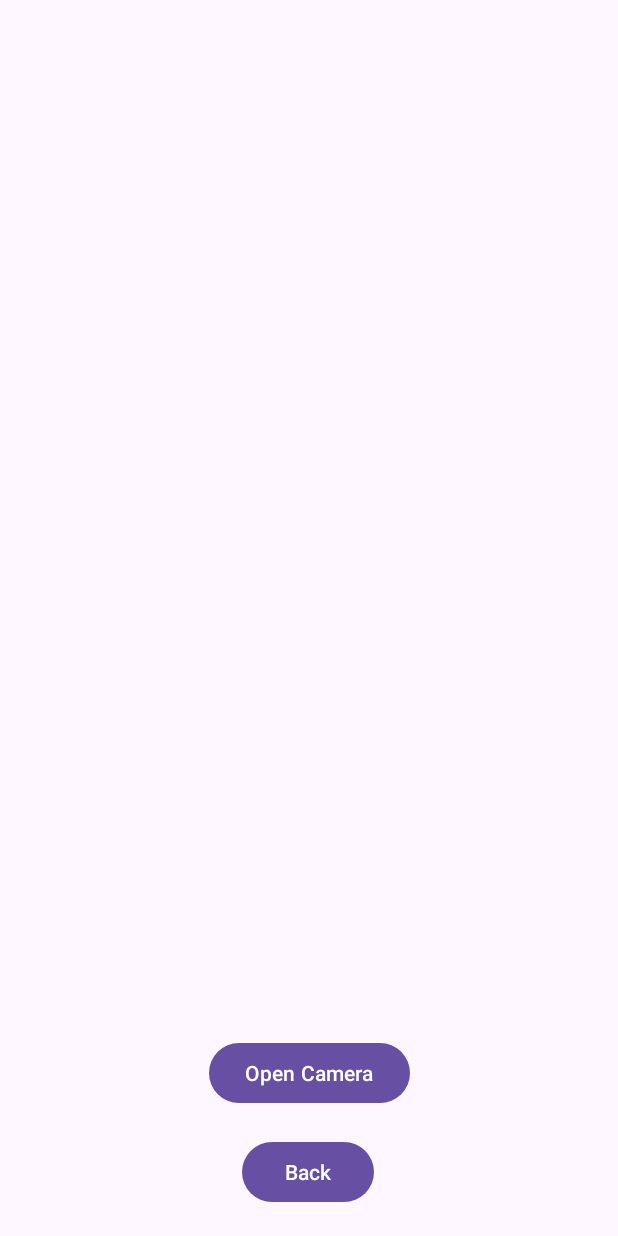
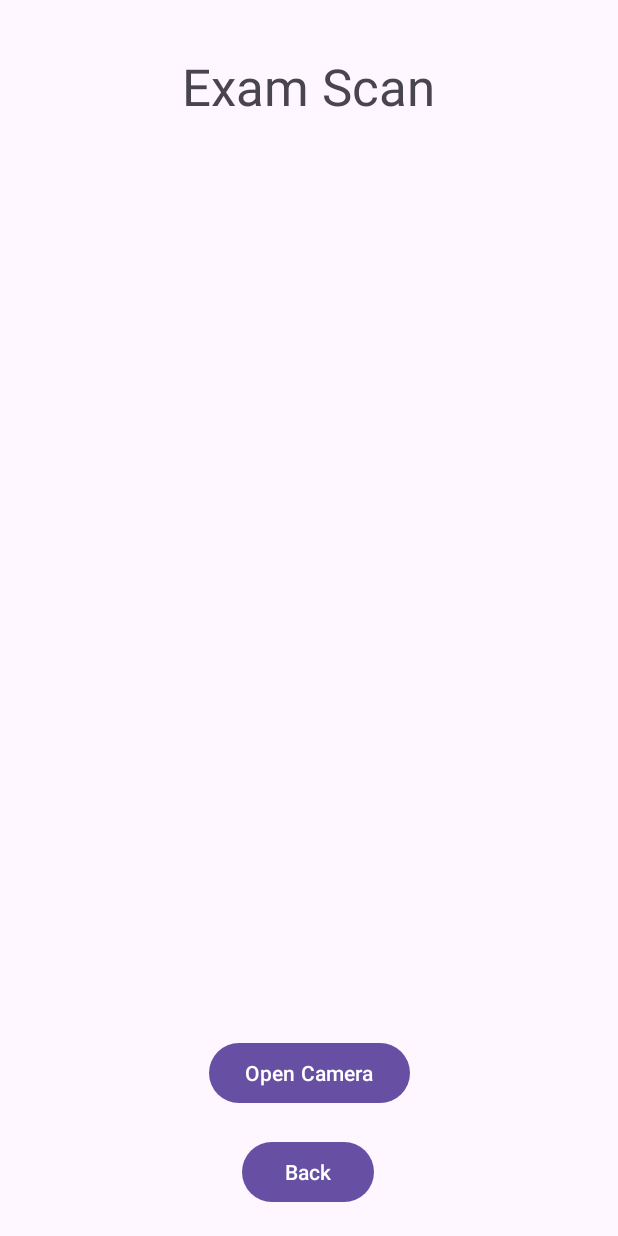
Before and after one commit to l89umbc/AGA, an Android app: the ExamScanActivity screen opened directly, with no data from a screen before it, on a phone screen of 412 x 824 dp. Run offline under Robolectric (Android 15) with nearby library versions, the phone set to English and light mode, and no system bars.

Commit message:
final assignment 1 changes

```diff
--- a/app/src/main/res/layout/activity_exam_scan.xml
+++ b/app/src/main/res/layout/activity_exam_scan.xml
@@ -27,4 +27,18 @@
         app:layout_constraintStart_toStartOf="parent"
         app:layout_constraintTop_toTopOf="parent"
         app:layout_constraintVertical_bias="0.976" />
+
+    <TextView
+        android:id="@+id/textView4"
+        android:layout_width="192dp"
+        android:layout_height="56dp"
+        android:text="Exam Scan"
+        android:textAlignment="center"
+        android:textSize="34sp"
+        app:layout_constraintBottom_toBottomOf="parent"
+        app:layout_constraintEnd_toEndOf="parent"
+        app:layout_constraintHorizontal_bias="0.497"
+        app:layout_constraintStart_toStartOf="parent"
+        app:layout_constraintTop_toTopOf="parent"
+        app:layout_constraintVertical_bias="0.045" />
 </androidx.constraintlayout.widget.ConstraintLayout>
--- a/app/src/main/res/layout/activity_selected_course.xml
+++ b/app/src/main/res/layout/activity_selected_course.xml
@@ -50,8 +50,8 @@
 
     <TextView
         android:id="@+id/textViewRoster"
-        android:layout_width="257dp"
-        android:layout_height="306dp"
+        android:layout_width="271dp"
+        android:layout_height="216dp"
         android:text="Class Roster"
         app:layout_constraintBottom_toBottomOf="parent"
         app:layout_constraintEnd_toEndOf="parent"
```
